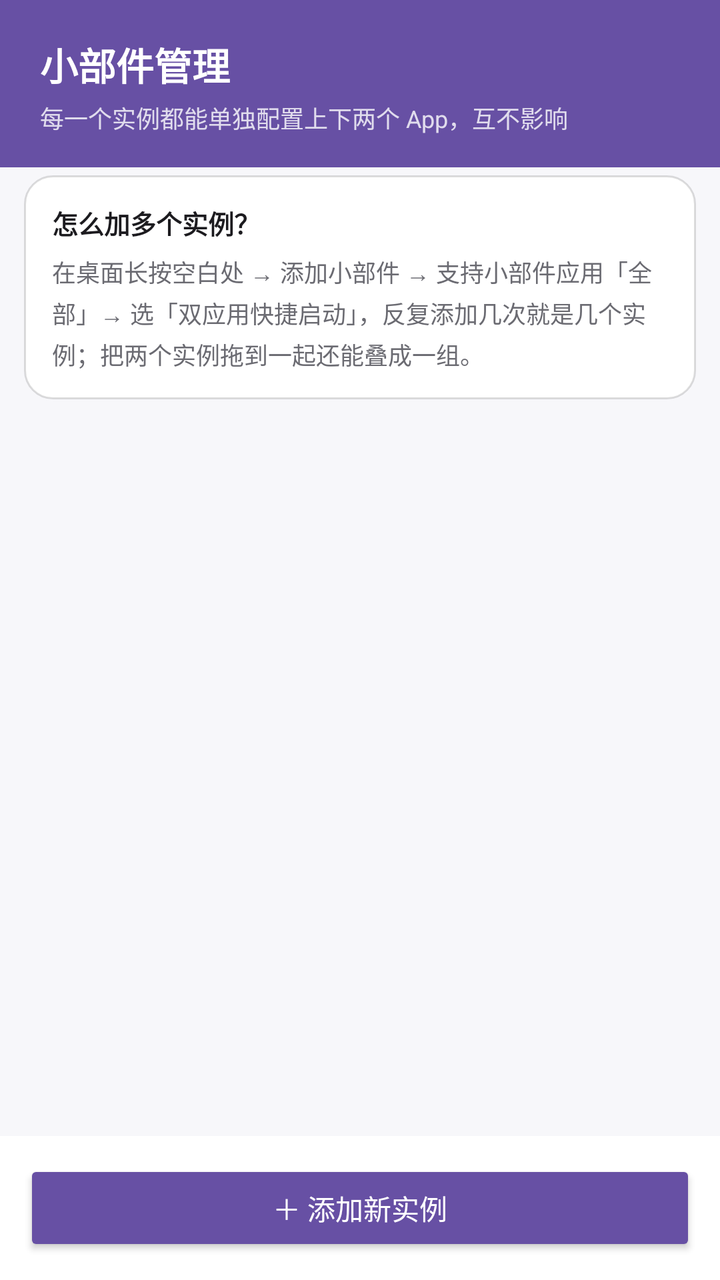
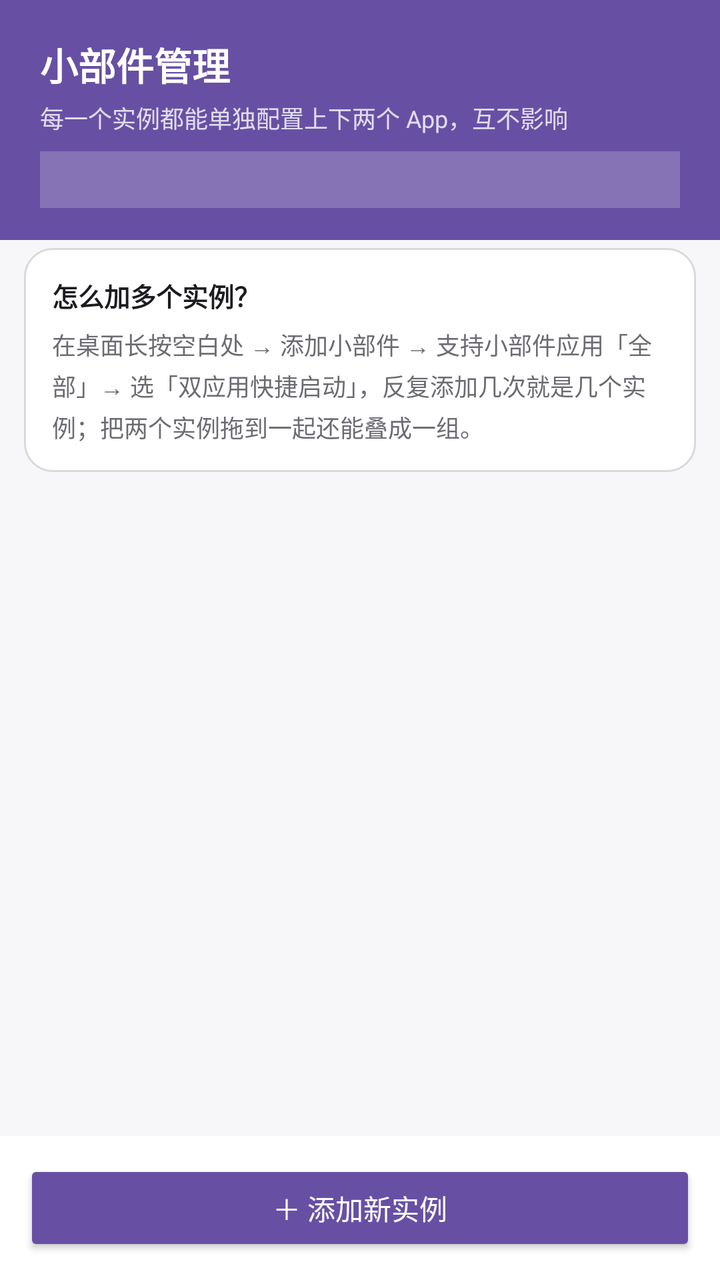

The first picture is an Android layout as it rendered before a commit; the second is the same layout after the commit. The layout source and the unified diff follow.
<!-- AndroidManifest.xml: activity theme AppTheme -->
<!-- res/layout/activity_widget_list.xml -->
<?xml version="1.0" encoding="utf-8"?>
<LinearLayout xmlns:android="http://schemas.android.com/apk/res/android"
    android:layout_width="match_parent"
    android:layout_height="match_parent"
    android:background="#FFF7F7FA"
    android:orientation="vertical">

    
    <LinearLayout
        android:layout_width="match_parent"
        android:layout_height="wrap_content"
        android:background="@color/primary"
        android:orientation="vertical"
        android:paddingStart="20dp"
        android:paddingTop="18dp"
        android:paddingEnd="20dp"
        android:paddingBottom="16dp">

        <TextView
            android:layout_width="wrap_content"
            android:layout_height="wrap_content"
            android:text="@string/manager_title"
            android:textColor="#FFFFFFFF"
            android:textSize="19sp"
            android:textStyle="bold" />

        <TextView
            android:layout_width="wrap_content"
            android:layout_height="wrap_content"
            android:layout_marginTop="4dp"
            android:text="@string/manager_subtitle"
            android:textColor="#CCFFFFFF"
            android:textSize="12sp" />
    </LinearLayout>

    
    <ScrollView
        android:layout_width="match_parent"
        android:layout_height="0dp"
        android:layout_weight="1"
        android:scrollbars="vertical">

        <LinearLayout
            android:layout_width="match_parent"
            android:layout_height="wrap_content"
            android:orientation="vertical"
            android:paddingBottom="8dp">

            <LinearLayout
                android:id="@+id/instance_container"
                android:layout_width="match_parent"
                android:layout_height="wrap_content"
                android:orientation="vertical" />

            <TextView
                android:id="@+id/manager_empty"
                android:layout_width="match_parent"
                android:layout_height="wrap_content"
                android:lineSpacingExtra="4dp"
                android:padding="24dp"
                android:text="@string/manager_empty"
                android:textColor="@color/text_secondary"
                android:textSize="13sp"
                android:visibility="gone" />

            
            <LinearLayout
                android:layout_width="match_parent"
                android:layout_height="wrap_content"
                android:layout_marginStart="12dp"
                android:layout_marginTop="4dp"
                android:layout_marginEnd="12dp"
                android:background="@drawable/slot_card_bg"
                android:orientation="vertical"
                android:padding="14dp">

                <TextView
                    android:layout_width="wrap_content"
                    android:layout_height="wrap_content"
                    android:text="@string/add_hint_title"
                    android:textColor="@color/text_primary"
                    android:textSize="13sp"
                    android:textStyle="bold" />

                <TextView
                    android:layout_width="match_parent"
                    android:layout_height="wrap_content"
                    android:layout_marginTop="6dp"
                    android:lineSpacingExtra="3dp"
                    android:text="@string/add_hint_body"
                    android:textColor="@color/text_secondary"
                    android:textSize="12sp" />
            </LinearLayout>
        </LinearLayout>
    </ScrollView>

    <LinearLayout
        android:layout_width="match_parent"
        android:layout_height="wrap_content"
        android:background="#FFFFFFFF"
        android:orientation="vertical"
        android:padding="12dp">

        <Button
            android:id="@+id/btn_add_instance"
            android:layout_width="match_parent"
            android:layout_height="wrap_content"
            android:backgroundTint="@color/primary"
            android:text="@string/action_add_instance"
            android:textColor="#FFFFFFFF" />
    </LinearLayout>

</LinearLayout>
<!-- resources referenced by this layout -->
<resources>
  <color name="primary">#FF6750A4</color>
  <color name="text_primary">#FF1C1B1F</color>
  <color name="text_secondary">#FF6B6B72</color>
  <!-- drawable slot_card_bg (drawable) -->
  <?xml version="1.0" encoding="utf-8"?>
  <selector xmlns:android="http://schemas.android.com/apk/res/android">
      <item android:state_selected="true">
          <shape android:shape="rectangle">
              <solid android:color="#146750A4" />
              <corners android:radius="14dp" />
              <stroke
                  android:width="2dp"
                  android:color="@color/primary" />
          </shape>
      </item>
      <item>
          <shape android:shape="rectangle">
              <solid android:color="#FFFFFFFF" />
              <corners android:radius="14dp" />
              <stroke
                  android:width="1dp"
                  android:color="#22000000" />
          </shape>
      </item>
  </selector>
  <string name="action_add_instance">＋ 添加新实例</string>
  <string name="add_hint_body">在桌面长按空白处 → 添加小部件 → 支持小部件应用「全部」→ 选「双应用快捷启动」，反复添加几次就是几个实例；把两个实例拖到一起还能叠成一组。</string>
  <string name="add_hint_title">怎么加多个实例？</string>
  <string name="manager_empty">还没有添加任何小部件实例。\n点下面的按钮按提示添加，或回到桌面：长按空白处 → 添加小部件 → 支持小部件应用「全部」→ 找到「双应用快捷启动」</string>
  <string name="manager_subtitle">每一个实例都能单独配置上下两个 App，互不影响</string>
  <string name="manager_title">小部件管理</string>
  <style name="AppTheme" parent="Theme.AppCompat.Light.NoActionBar">
          <item name="colorPrimary">@color/primary</item>
          <item name="colorPrimaryDark">@color/primary_dark</item>
          <item name="colorAccent">@color/accent</item>
          <item name="android:windowBackground">#FFF7F7FA</item>
          <item name="android:textColorPrimary">@color/text_primary</item>
      </style>
  <color name="primary_dark">#FF4F378B</color>
  <color name="accent">#FF6750A4</color>
</resources>

<!-- the commit's change to res/layout/activity_widget_list.xml (unified diff, before → after) -->
@@ -30,6 +30,21 @@
             android:layout_marginTop="4dp"
             android:text="@string/manager_subtitle"
             android:textColor="#CCFFFFFF"
+            android:textSize="12sp" />
+
+        
+        <TextView
+            android:id="@+id/manager_mode"
+            android:layout_width="match_parent"
+            android:layout_height="wrap_content"
+            android:layout_marginTop="8dp"
+            android:background="#33FFFFFF"
+            android:lineSpacingExtra="2dp"
+            android:paddingStart="10dp"
+            android:paddingTop="6dp"
+            android:paddingEnd="10dp"
+            android:paddingBottom="6dp"
+            android:textColor="#FFFFFFFF"
             android:textSize="12sp" />
     </LinearLayout>
 
@@ -75,6 +90,7 @@
                 android:padding="14dp">
 
                 <TextView
+                    android:id="@+id/manager_hint_title"
                     android:layout_width="wrap_content"
                     android:layout_height="wrap_content"
                     android:text="@string/add_hint_title"
@@ -83,6 +99,7 @@
                     android:textStyle="bold" />
 
                 <TextView
+                    android:id="@+id/manager_hint_body"
                     android:layout_width="match_parent"
                     android:layout_height="wrap_content"
                     android:layout_marginTop="6dp"
@@ -90,6 +107,7 @@
                     android:text="@string/add_hint_body"
                     android:textColor="@color/text_secondary"
                     android:textSize="12sp" />
+
             </LinearLayout>
         </LinearLayout>
     </ScrollView>
